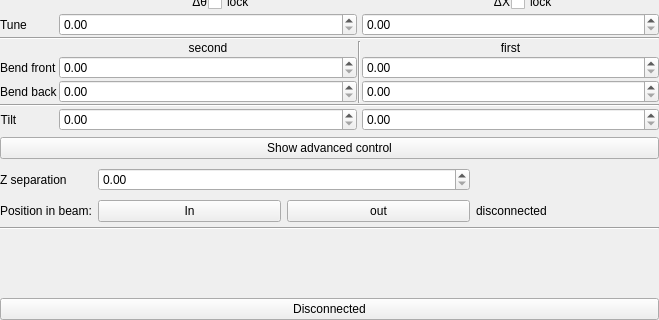
Old version of the form mono/monoGui/monoGui.ui in the repository MatthewJCameron/imbl; both pictures show x 0 to 659 and y 289 to 609 of the 659 by 609 pixel window.
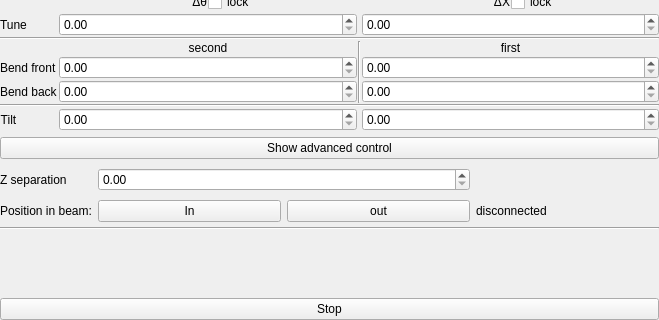
New version of the form. Icons and pictures are not drawn. Custom widgets are drawn as their Qt base class.

The edit to the form file:
```diff
--- a/mono/monoGui/monoGui.ui
+++ b/mono/monoGui/monoGui.ui
@@ -404,7 +404,7 @@
       <string>Stop any motion.</string>
      </property>
      <property name="text">
-      <string>Disconnected</string>
+      <string>Stop</string>
      </property>
     </widget>
    </item>
```
